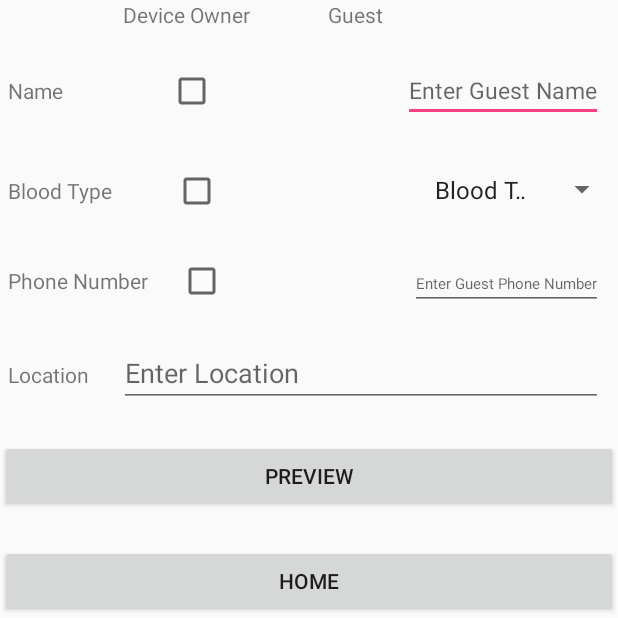
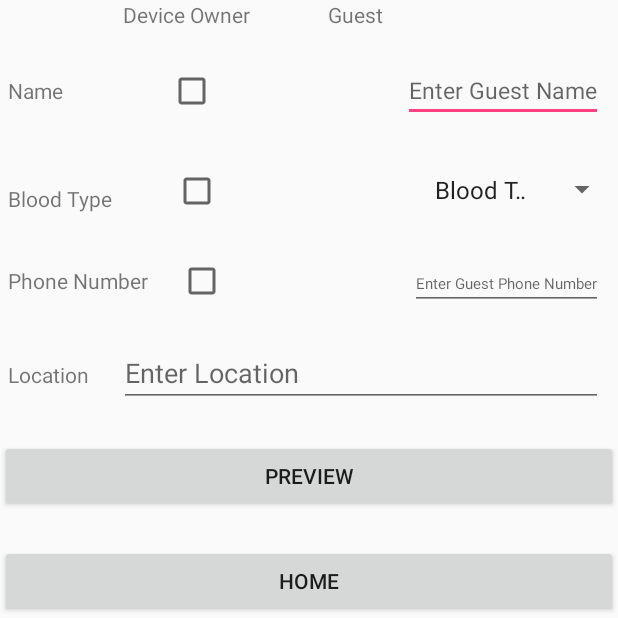
Before and after one commit to Jmswonderz/EmergencyApp, an Android app: the BloodBank screen opened directly, with no data from a screen before it, after a tap on "OK", on a phone screen of 412 x 824 dp, the top half of it. Run offline under Robolectric (Android 15) with nearby library versions, the phone set to English and light mode, and no system bars.

Commit message:
Update blood_bank.xml

```diff
--- a/src/main/res/layout/blood_bank.xml
+++ b/src/main/res/layout/blood_bank.xml
@@ -31,7 +31,6 @@ android:orientation="horizontal" >
             android:layout_marginTop="0dp"/>
 
     </LinearLayout>
-
     <LinearLayout
         android:layout_width="match_parent"
         android:layout_height="wrap_content"
@@ -42,9 +41,8 @@ android:orientation="horizontal" >
             android:layout_height="wrap_content"
             android:layout_marginLeft="5dp"
             android:layout_marginTop="20dp"
-            android:text="@string/name" />
-        <CheckBox
-            android:id="@+id/name_checkBox"
+            android:text="@string/name" />        <CheckBox
+           android:id="@+id/name_checkBox"
             android:layout_width="0dp"
             android:layout_height="wrap_content"
             android:layout_marginLeft="70dp"
@@ -73,7 +71,7 @@ android:orientation="horizontal" >
             android:layout_width="wrap_content"
             android:layout_height="wrap_content"
             android:layout_marginLeft="5dp"
-            android:layout_marginTop="20dp"
+            android:layout_marginTop="25dp"
             android:text="@string/blood_type" />
         <CheckBox
             android:id="@+id/blood_type_checkBox"
```
